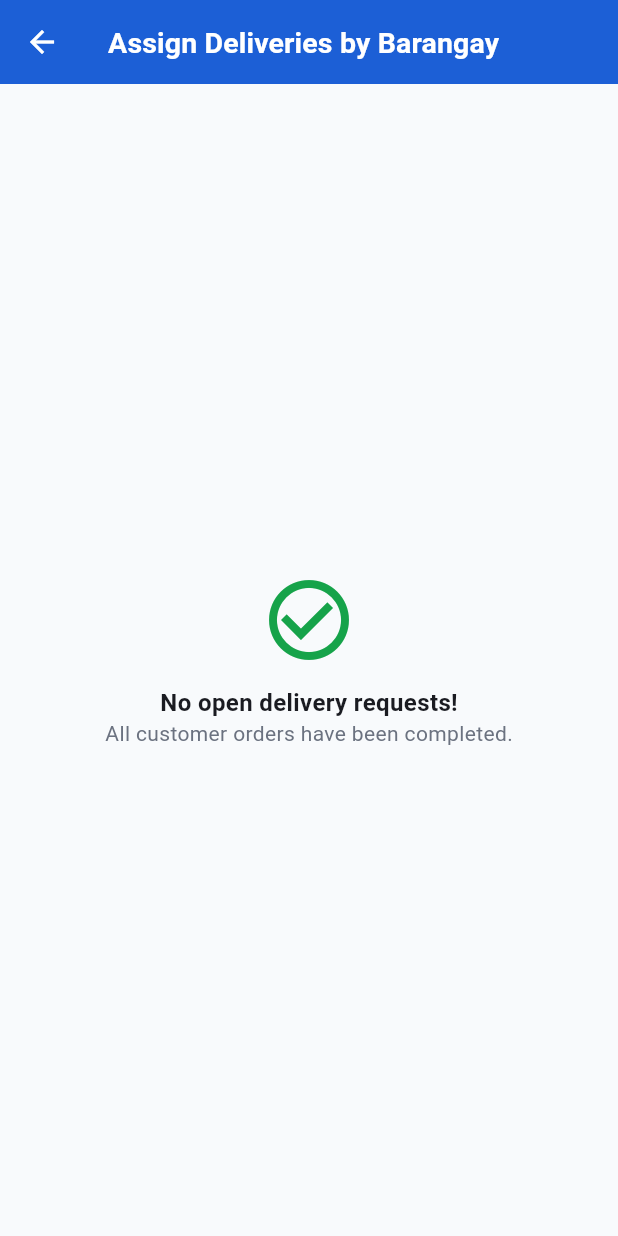
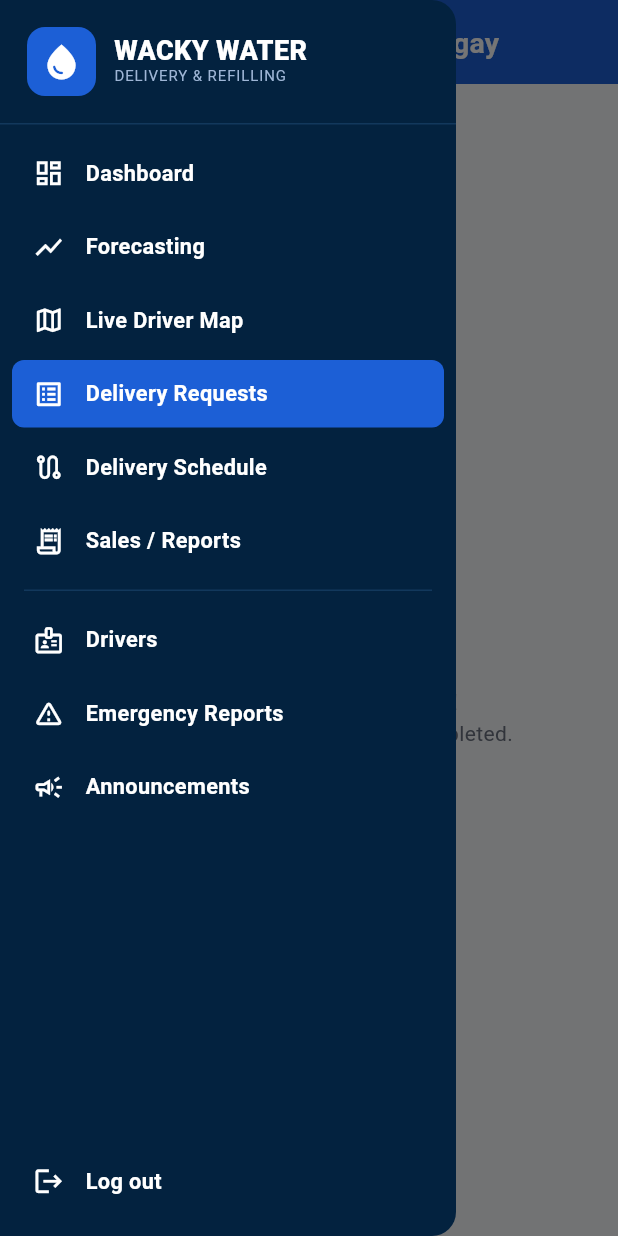
Before and after one commit to yamisogeki-art/wackyWater.github.io, a Flutter app: the DeliveryRequestsScreen screen opened directly, with the side drawer open (before the commit the screen has no drawer), on a phone screen of 412 x 824 dp. Run offline on Flutter 3.47's test engine with Material 3 defaults, Android fonts, the phone set to English and light mode, and no system bars; our stand-ins replace fl_chart, flutter_map, geolocator, image_picker, latlong2, shared_preferences and 1 more; missing offline and left inert: google_mlkit_face_detection; accounts and stored records are empty.

Commit message:
Integrate unified AdminDrawer and AdminNav navigation system

```diff
--- /dev/null
+++ b/lib/screens/admin/admin_drawer.dart
@@ -0,0 +1,130 @@
+import 'package:flutter/material.dart';
+import 'package:supabase_flutter/supabase_flutter.dart';
+
+import '../../widgets/logout_confirm.dart';
+import 'admin_announcements_screen.dart';
+import 'admin_drivers_screen.dart';
+import 'admin_emergency_reports_screen.dart';
+
+const Color _navy = Color(0xFF03223F);
+const Color _blue = Color(0xFF1C5FD6);
+
+/// Which admin page is showing. The menu changes it; AdminHomeScreen listens.
+class AdminNav {
+  static const dashboard = 0;
+  static const map = 1;
+  static const requests = 2;
+  static const schedule = 3;
+  static const sales = 4;
+  static const forecast = 5;
+
+  static final ValueNotifier<int> tab = ValueNotifier<int>(dashboard);
+}
+
+/// The navy slide-out menu shown on every admin page.
+/// [selected] is the AdminNav.* page that is currently open.
+class AdminDrawer extends StatelessWidget {
+  final int selected;
+  const AdminDrawer({super.key, required this.selected});
+
+  void _goTab(BuildContext context, int tab) {
+    Navigator.pop(context); // close the menu
+    AdminNav.tab.value = tab;
+  }
+
+  void _push(BuildContext context, Widget screen) {
+    Navigator.pop(context);
+    Navigator.push(context, MaterialPageRoute(builder: (_) => screen));
+  }
+
+  @override
+  Widget build(BuildContext context) {
+    Widget item(IconData icon, String label, VoidCallback onTap, {bool isSelected = false}) => Padding(
+          padding: const EdgeInsets.symmetric(horizontal: 8, vertical: 2),
+          child: Material(
+            color: isSelected ? _blue : Colors.transparent,
+            borderRadius: BorderRadius.circular(8),
+            child: InkWell(
+              borderRadius: BorderRadius.circular(8),
+              onTap: onTap,
+              child: Padding(
+                padding: const EdgeInsets.symmetric(horizontal: 14, vertical: 12),
+                child: Row(children: [
+                  Icon(icon, color: Colors.white, size: 21),
+                  const SizedBox(width: 14),
+                  Expanded(
+                    child: Text(label,
+                        style: const TextStyle(color: Colors.white, fontSize: 14.5, fontWeight: FontWeight.w600)),
+                  ),
+                ]),
+              ),
+            ),
+          ),
+        );
+
+    Widget tabItem(IconData icon, String label, int tab) =>
+        item(icon, label, () => _goTab(context, tab), isSelected: selected == tab);
+
+    return Drawer(
+      backgroundColor: _navy,
+      child: SafeArea(
+        child: Column(
+          crossAxisAlignment: CrossAxisAlignment.start,
+          children: [
+            Padding(
+              padding: const EdgeInsets.fromLTRB(18, 18, 18, 18),
+              child: Row(children: [
+                Container(
+                  width: 46,
+                  height: 46,
+                  decoration: BoxDecoration(color: _blue, borderRadius: BorderRadius.circular(12)),
+                  child: const Icon(Icons.water_drop, color: Colors.white, size: 28),
+                ),
+                const SizedBox(width: 12),
+                const Expanded(
+                  child: Column(crossAxisAlignment: CrossAxisAlignment.start, children: [
+                    Text('WACKY WATER',
+                        style: TextStyle(color: Colors.white, fontWeight: FontWeight.w900, fontSize: 18, height: 1.1)),
+                    Text('DELIVERY & REFILLING',
+                        style: TextStyle(color: Color(0xFF9FB6D6), fontSize: 10, letterSpacing: 0.6)),
+                  ]),
+                ),
+              ]),
+            ),
+            const Divider(color: Color(0xFF12385C), height: 1),
+            const SizedBox(height: 8),
+            Expanded(
+              child: ListView(
+                padding: EdgeInsets.zero,
+                children: [
+                  tabItem(Icons.dashboard_outlined, 'Dashboard', AdminNav.dashboard),
+                  tabItem(Icons.show_chart, 'Forecasting', AdminNav.forecast),
+                  tabItem(Icons.map_outlined, 'Live Driver Map', AdminNav.map),
+                  tabItem(Icons.list_alt_outlined, 'Delivery Requests', AdminNav.requests),
+                  tabItem(Icons.route_outlined, 'Delivery Schedule', AdminNav.schedule),
+                  tabItem(Icons.receipt_long_outlined, 'Sales / Reports', AdminNav.sales),
+                  const Padding(
+                    padding: EdgeInsets.symmetric(vertical: 8, horizontal: 16),
+                    child: Divider(color: Color(0xFF12385C)),
+                  ),
+                  item(Icons.badge_outlined, 'Drivers', () => _push(context, const AdminDriversScreen())),
+                  item(Icons.warning_amber_rounded, 'Emergency Reports',
+                      () => _push(context, const AdminEmergencyReportsScreen())),
+                  item(Icons.campaign_outlined, 'Announcements',
+                      () => _push(context, const AdminAnnouncementsScreen())),
+                ],
+              ),
+            ),
+            item(Icons.logout, 'Log out', () async {
+              Navigator.pop(context);
+              if (await confirmLogout(context)) {
+                await Supabase.instance.client.auth.signOut();
+              }
+            }),
+            const SizedBox(height: 12),
+          ],
+        ),
+      ),
+    );
+  }
+}
--- a/lib/screens/admin/delivery_requests_screen.dart
+++ b/lib/screens/admin/delivery_requests_screen.dart
@@ -1,7 +1,7 @@
 import 'package:flutter/material.dart';
 import 'package:supabase_flutter/supabase_flutter.dart';
 import '../../theme/app_colors.dart';
-
+import 'admin_drawer.dart';
 
 class DeliveryRequestsScreen extends StatefulWidget {
   const DeliveryRequestsScreen({super.key});
@@ -13,8 +13,8 @@ class DeliveryRequestsScreen extends StatefulWidget {
 class _DeliveryRequestsScreenState extends State<DeliveryRequestsScreen> {
   late final Stream<List<Map<String, dynamic>>> _requestsStream;
   List<Map<String, dynamic>> _drivers = [];
-  Map<dynamic, Map<String, dynamic>> _addressesCache = {};
-  Map<String, Map<String, dynamic>> _customersCache = {};
+  final Map<dynamic, Map<String, dynamic>> _addressesCache = {};
+  final Map<String, Map<String, dynamic>> _customersCache = {};
   bool _isLoadingDetails = false;
 
   @override
@@ -150,6 +150,7 @@ class _DeliveryRequestsScreenState extends State<DeliveryRequestsScreen> {
   @override
   Widget build(BuildContext context) {
     return Scaffold(
+      drawer: const AdminDrawer(selected: AdminNav.requests),
       backgroundColor: const Color(0xFFF8FAFC),
       appBar: AppBar(
         title: const Text('Assign Deliveries by Barangay'),
```
Also changed, not shown: 2 other files.
